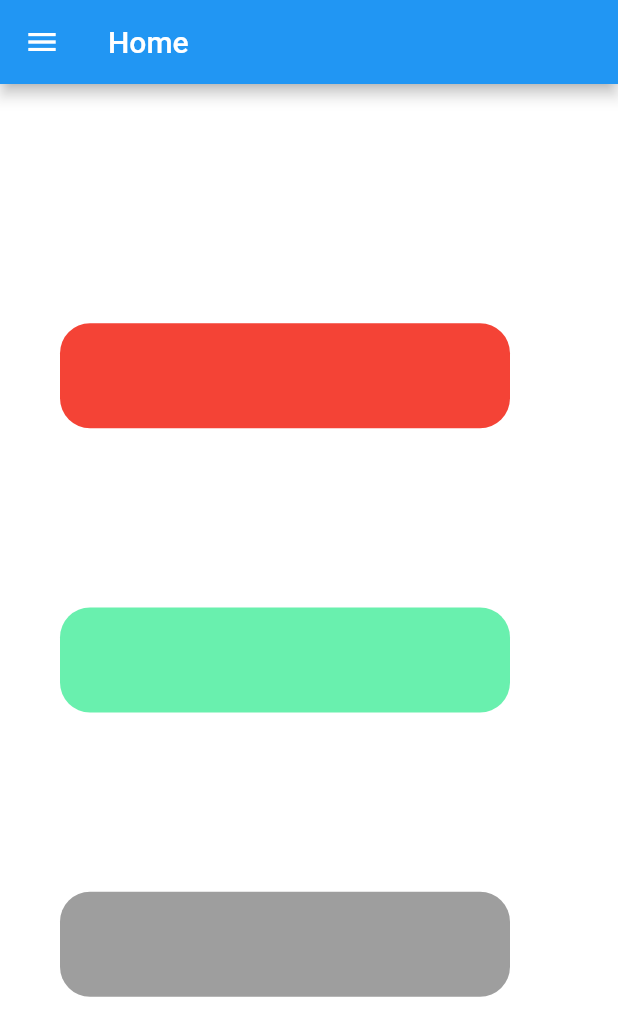
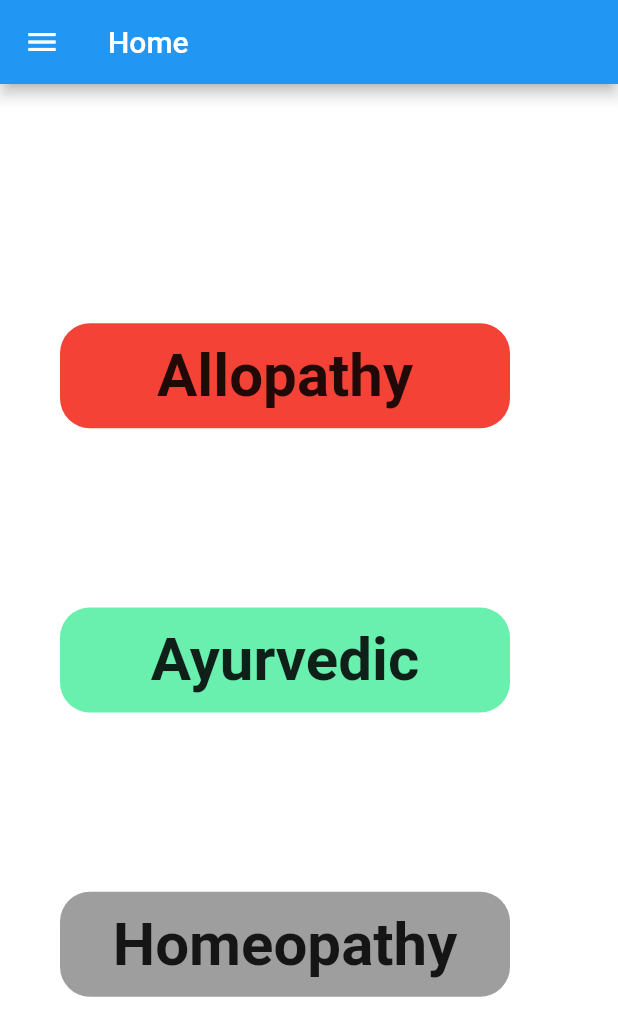
Before and after one commit to tnsmobilesolutions/tnshealth, a Flutter app: the DashBoard screen opened directly, on a phone screen of 412 x 824 dp. Shown: the top 1036 px of the screen. Run offline on Flutter 3.47's test engine with Material 2 defaults, Android fonts, the phone set to English and light mode, and no system bars; our stand-ins replace flutter_login.

Commit message:
second commit

```diff
--- a/lib/screen/Dashboard.dart
+++ b/lib/screen/Dashboard.dart
@@ -9,6 +9,7 @@ class DashBoard extends StatefulWidget {
 }
 
 class _DashBoardState extends State<DashBoard> {
+  final kTextStyle = TextStyle(fontSize: 40, fontWeight: FontWeight.bold);
   @override
   Widget build(BuildContext context) {
     return Scaffold(
@@ -53,7 +54,8 @@ class _DashBoardState extends State<DashBoard> {
           ],
         ),
       ),
-      body: Padding(
+      body: SafeArea(
+        child: Padding(
           padding: const EdgeInsets.all(40.0),
           child: Column(
             mainAxisAlignment: MainAxisAlignment.spaceEvenly,
@@ -74,6 +76,15 @@ class _DashBoardState extends State<DashBoard> {
                       ),
                     );
                   },
+                  child: Padding(
+                    padding: const EdgeInsets.all(10.0),
+                    child: Center(
+                      child: Text(
+                        'Allopathy',
+                        style: kTextStyle,
+                      ),
+                    ),
+                  ),
                 ),
               ),
               Container(
@@ -93,11 +104,21 @@ class _DashBoardState extends State<DashBoard> {
                       ),
                     );
                   },
+                  child: Padding(
+                    padding: const EdgeInsets.all(10.0),
+                    child: Center(
+                      child: Text(
+                        'Ayurvedic',
+                        style: kTextStyle,
+                      ),
+                    ),
+                  ),
                 ),
               ),
               Container(
                 decoration: BoxDecoration(
-                  borderRadius: BorderRadius.circular(20), color: Colors.grey),
+                    borderRadius: BorderRadius.circular(20),
+                    color: Colors.grey),
                 height: 70.0,
                 width: 300.0,
                 child: GestureDetector(
@@ -111,11 +132,21 @@ class _DashBoardState extends State<DashBoard> {
                       ),
                     );
                   },
+                  child: Padding(
+                    padding: const EdgeInsets.all(10.0),
+                    child: Center(
+                      child: Text(
+                        'Homeopathy',
+                        style: kTextStyle,
+                      ),
+                    ),
+                  ),
                 ),
               ),
             ],
           ),
         ),
+      ),
     );
   }
 }
--- a/lib/screen/Login_Page.dart
+++ b/lib/screen/Login_Page.dart
@@ -3,7 +3,7 @@ import 'package:flutter_login/flutter_login.dart';
 import 'package:tnshealth/screen/Dashboard.dart';
 
 const users = {
-  'amrutanshup@gmail.com': 'tns@123',
+  'amrutanshup@gmail.com': 'tns123',
   // 'hunter@gmail.com': 'hunter',
 };
 
```
Lines whose indentation alone changed are shown as unchanged.
